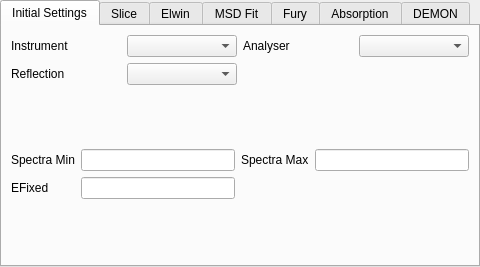
Qt form Code/qtiplot/MantidQt/CustomInterfaces/inc/indirectAnalysis.ui (mantidproject/mantid) before a commit.
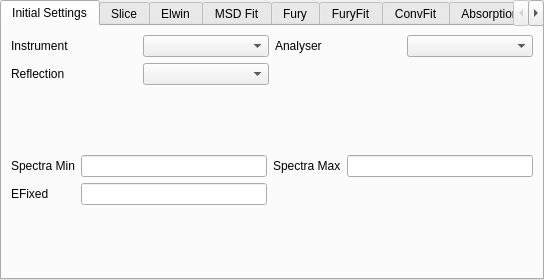
The same form after that commit. Custom widgets are drawn as their Qt base class.

Commit message: re #1611 - adding DEMON to indirectAnalysis ui (very short term solution)

The edit to the form file:
```diff
--- a/Code/qtiplot/MantidQt/CustomInterfaces/inc/indirectAnalysis.ui
+++ b/Code/qtiplot/MantidQt/CustomInterfaces/inc/indirectAnalysis.ui
@@ -5,8 +5,8 @@
    <rect>
     <x>0</x>
     <y>0</y>
-    <width>480</width>
-    <height>267</height>
+    <width>544</width>
+    <height>280</height>
    </rect>
   </property>
   <property name="windowTitle" >
@@ -974,6 +974,16 @@
        </item>
       </layout>
      </widget>
+     <widget class="QWidget" name="tabFuryFit" >
+      <attribute name="title" >
+       <string>FuryFit</string>
+      </attribute>
+     </widget>
+     <widget class="QWidget" name="tabConvFit" >
+      <attribute name="title" >
+       <string>ConvFit</string>
+      </attribute>
+     </widget>
      <widget class="QWidget" name="tabAbsorption" >
       <attribute name="title" >
        <string>Absorption</string>
```
Left out of the diff: 30 changed lines with no effect on the pictures. The commit also changes 4 other files.
